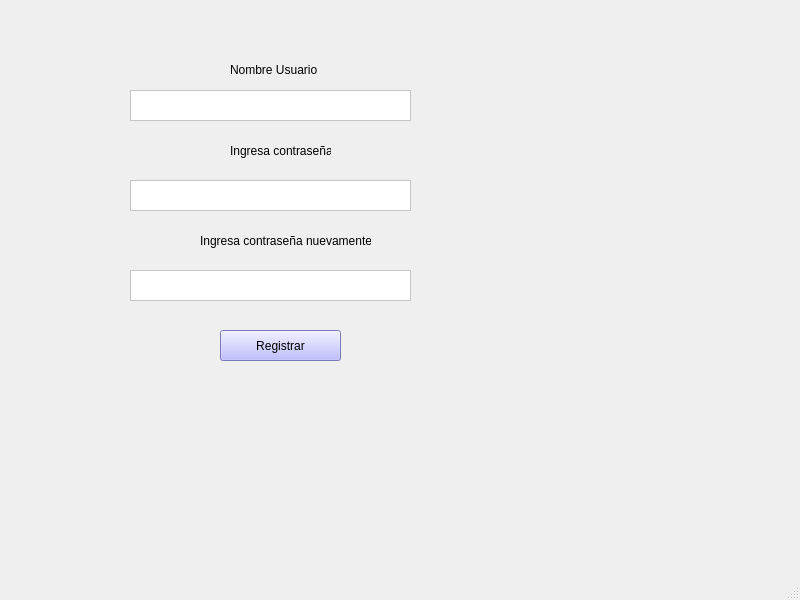
Before: the Qt Designer form crearcuenta.ui in Jazz2016/Interfazjaz, drawn with Qt 5.
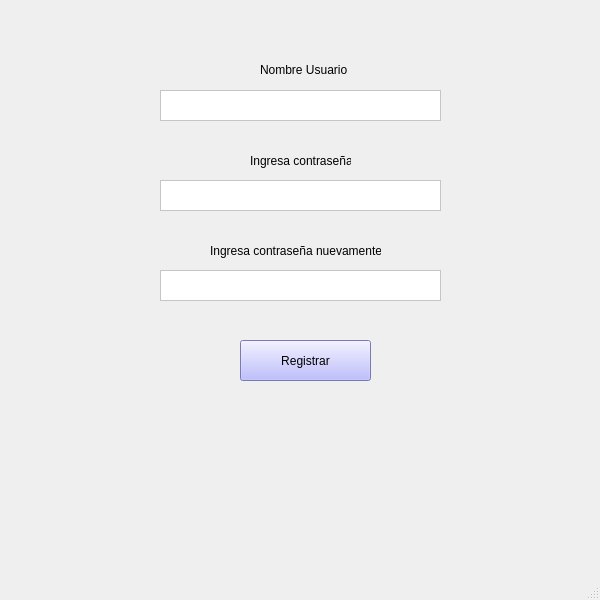
After: the same form once the commit is applied.

What changed in the file:
```diff
--- a/crearcuenta.ui
+++ b/crearcuenta.ui
@@ -6,7 +6,7 @@
    <rect>
     <x>0</x>
     <y>0</y>
-    <width>800</width>
+    <width>600</width>
     <height>600</height>
    </rect>
   </property>
@@ -20,7 +20,7 @@
    <widget class="QLabel" name="label">
     <property name="geometry">
      <rect>
-      <x>230</x>
+      <x>260</x>
       <y>60</y>
       <width>91</width>
       <height>20</height>
@@ -33,8 +33,8 @@
    <widget class="QLabel" name="label_2">
     <property name="geometry">
      <rect>
-      <x>230</x>
-      <y>140</y>
+      <x>250</x>
+      <y>150</y>
       <width>101</width>
       <height>21</height>
      </rect>
@@ -46,7 +46,7 @@
    <widget class="QTextEdit" name="textEdit">
     <property name="geometry">
      <rect>
-      <x>130</x>
+      <x>160</x>
       <y>90</y>
       <width>281</width>
       <height>31</height>
@@ -60,7 +60,7 @@
    <widget class="QTextEdit" name="textEdit2">
     <property name="geometry">
      <rect>
-      <x>130</x>
+      <x>160</x>
       <y>180</y>
       <width>281</width>
       <height>31</height>
@@ -74,8 +74,8 @@
    <widget class="QLabel" name="label_3">
     <property name="geometry">
      <rect>
-      <x>200</x>
-      <y>230</y>
+      <x>210</x>
+      <y>240</y>
       <width>171</width>
       <height>21</height>
      </rect>
@@ -87,7 +87,7 @@
    <widget class="QTextEdit" name="textEdit3">
     <property name="geometry">
      <rect>
-      <x>130</x>
+      <x>160</x>
       <y>270</y>
       <width>281</width>
       <height>31</height>
@@ -101,10 +101,10 @@
    <widget class="QPushButton" name="btnRegistrar">
     <property name="geometry">
      <rect>
-      <x>220</x>
-      <y>330</y>
-      <width>121</width>
-      <height>31</height>
+      <x>240</x>
+      <y>340</y>
+      <width>131</width>
+      <height>41</height>
      </rect>
     </property>
     <property name="styleSheet">
@@ -120,7 +120,7 @@
      <rect>
       <x>140</x>
       <y>430</y>
-      <width>261</width>
+      <width>311</width>
       <height>31</height>
      </rect>
     </property>
```
Left out of the diff: 3 changed lines with no effect on the pictures.
